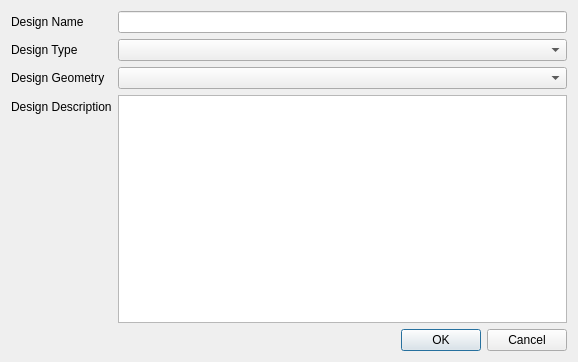
First picture: the form in src/ui/design_dialog.ui, repository Riverscapes/QRiS, before the edit.
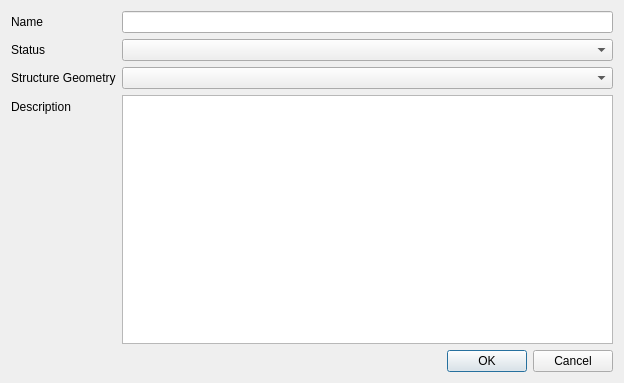
Second picture: the form after the edit. Icons and pictures are not drawn.

```diff
--- a/src/ui/design_dialog.ui
+++ b/src/ui/design_dialog.ui
@@ -6,8 +6,8 @@
    <rect>
     <x>0</x>
     <y>0</y>
-    <width>578</width>
-    <height>362</height>
+    <width>624</width>
+    <height>383</height>
    </rect>
   </property>
   <property name="windowTitle">
@@ -21,7 +21,7 @@
    <item row="0" column="0">
     <widget class="QLabel" name="label">
      <property name="text">
-      <string>Design Name</string>
+      <string>Name</string>
      </property>
     </widget>
    </item>
@@ -31,7 +31,7 @@
    <item row="3" column="0">
     <widget class="QLabel" name="label_2">
      <property name="text">
-      <string>Design Geometry</string>
+      <string>Structure Geometry</string>
      </property>
     </widget>
    </item>
@@ -41,7 +41,7 @@
    <item row="5" column="0">
     <widget class="QLabel" name="label_5">
      <property name="text">
-      <string>Design Description</string>
+      <string>Description</string>
      </property>
     </widget>
    </item>
@@ -64,7 +64,7 @@
    <item row="2" column="0">
     <widget class="QLabel" name="label_4">
      <property name="text">
-      <string>Design Type</string>
+      <string>Status</string>
      </property>
     </widget>
    </item>
```
Left out of the diff: 4 changed lines with no effect on the pictures.
